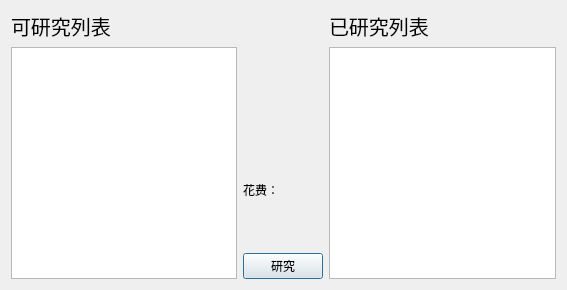
Linzecong/Simple-TBS-Game, file UI/studywidget.ui: the form before one commit.
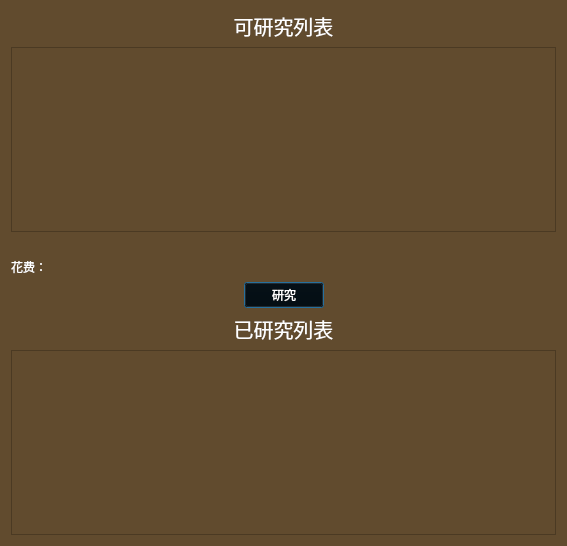
The form after the commit. Icons and pictures are not drawn.

Patch:
```diff
--- a/UI/studywidget.ui
+++ b/UI/studywidget.ui
@@ -7,15 +7,19 @@
     <x>0</x>
     <y>0</y>
     <width>567</width>
-    <height>290</height>
+    <height>546</height>
    </rect>
   </property>
   <property name="windowTitle">
    <string>Dialog</string>
   </property>
+  <property name="styleSheet">
+   <string notr="true">color: rgb(255, 255, 255);
+background-color: rgb(97, 75, 46);</string>
+  </property>
   <layout class="QGridLayout" name="gridLayout">
-   <item row="0" column="0" rowspan="3">
-    <layout class="QVBoxLayout" name="verticalLayout_2">
+   <item row="0" column="0" colspan="3">
+    <layout class="QVBoxLayout" name="verticalLayout">
      <item>
       <widget class="QLabel" name="label">
        <property name="font">
@@ -26,64 +30,121 @@
        <property name="text">
         <string>可研究列表</string>
        </property>
-      </widget>
-     </item>
-     <item>
-      <widget class="QListWidget" name="CanStudyList"/>
-     </item>
-    </layout>
-   </item>
-   <item row="0" column="1">
-    <widget class="QLabel" name="Des">
-     <property name="text">
-      <string/>
-     </property>
-    </widget>
-   </item>
-   <item row="0" column="2" rowspan="3">
-    <layout class="QVBoxLayout" name="verticalLayout_3">
-     <item>
-      <widget class="QLabel" name="label_2">
-       <property name="font">
-        <font>
-         <pointsize>15</pointsize>
-        </font>
+       <property name="alignment">
+        <set>Qt::AlignCenter</set>
        </property>
-       <property name="text">
-        <string>已研究列表</string>
-       </property>
       </widget>
      </item>
      <item>
-      <widget class="QListWidget" name="StudiedList"/>
-     </item>
-    </layout>
-   </item>
-   <item row="1" column="1">
-    <layout class="QHBoxLayout" name="horizontalLayout">
-     <item>
-      <widget class="QLabel" name="label_6">
-       <property name="text">
-        <string>花费：</string>
+      <widget class="QListWidget" name="CanStudyList">
+       <property name="flow">
+        <enum>QListView::LeftToRight</enum>
        </property>
       </widget>
      </item>
      <item>
-      <widget class="QLabel" name="Cost">
+      <widget class="QLabel" name="Des">
        <property name="text">
         <string/>
        </property>
       </widget>
      </item>
+     <item>
+      <layout class="QHBoxLayout" name="horizontalLayout">
+       <item>
+        <widget class="QLabel" name="label_6">
+         <property name="text">
+          <string>花费：</string>
+         </property>
+        </widget>
+       </item>
+       <item>
+        <widget class="QLabel" name="Cost">
+         <property name="text">
+          <string/>
+         </property>
+        </widget>
+       </item>
+      </layout>
+     </item>
     </layout>
    </item>
-   <item row="2" column="1">
+   <item row="1" column="0">
+    <spacer name="horizontalSpacer">
+     <property name="orientation">
+      <enum>Qt::Horizontal</enum>
+     </property>
+     <property name="sizeHint" stdset="0">
+      <size>
+       <width>254</width>
+       <height>20</height>
+      </size>
+     </property>
+    </spacer>
+   </item>
+   <item row="1" column="1">
     <widget class="QPushButton" name="StudyButton">
+     <property name="styleSheet">
+      <string notr="true">QPushButton{
+background: transparent;
+border-image:url(:/pixmap/button/button1.png);
+color:white;
+}
+QPushButton:pressed{
+background: transparent;
+border-image:url(:/pixmap/button/button2.png);
+color:white;
+}
+QPushButton:disabled{
+background: transparent;
+border-image:url(:/pixmap/button/button3.png);
+color:grey;
+}</string>
+     </property>
      <property name="text">
       <string>研究</string>
      </property>
     </widget>
    </item>
+   <item row="1" column="2">
+    <spacer name="horizontalSpacer_2">
+     <property name="orientation">
+      <enum>Qt::Horizontal</enum>
+     </property>
+     <property name="sizeHint" stdset="0">
+      <size>
+       <width>253</width>
+       <height>20</height>
+      </size>
+     </property>
+    </spacer>
+   </item>
+   <item row="2" column="0" colspan="3">
+    <layout class="QVBoxLayout" name="verticalLayout_3">
+     <item>
+      <widget class="QLabel" name="label_2">
+       <property name="font">
+        <font>
+         <pointsize>15</pointsize>
+        </font>
+       </property>
+       <property name="text">
+        <string>已研究列表</string>
+       </property>
+       <property name="alignment">
+        <set>Qt::AlignCenter</set>
+       </property>
+      </widget>
+     </item>
+     <item>
+      <widget class="QListWidget" name="StudiedList">
+       <property name="flow">
+        <enum>QListView::LeftToRight</enum>
+       </property>
+      </widget>
+     </item>
+    </layout>
+   </item>
   </layout>
  </widget>
  <resources/>
```
